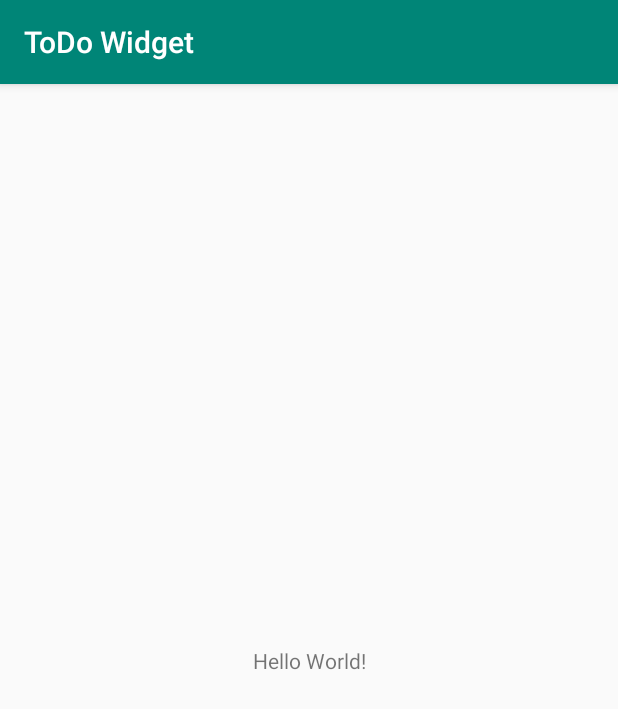
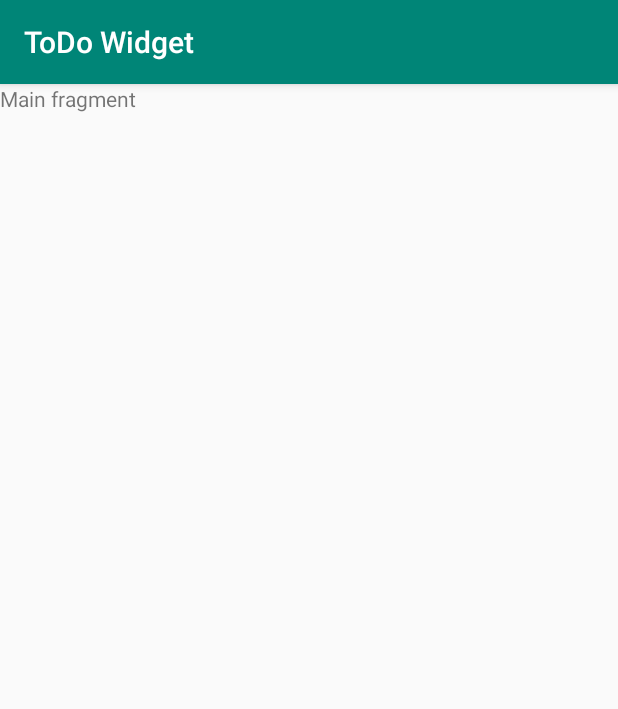
Before and after one commit to mevit/toDoListWidgetApp, an Android app: the screen it shows after launch (MainActivity), on a phone screen of 412 x 824 dp. Shown: the top 709 px of the screen. Run offline under Robolectric (Android 15) with nearby library versions, the phone set to English and light mode, and no system bars.

Commit message:
T-1. Create main screen. Add 3 fragments Add fragments flow

```diff
--- a/app/build.gradle
+++ b/app/build.gradle
@@ -24,10 +24,11 @@ android {
 
 dependencies {
     implementation fileTree(dir: 'libs', include: ['*.jar'])
-    implementation"org.jetbrains.kotlin:kotlin-stdlib-jdk7:$kotlin_version"
+    implementation "org.jetbrains.kotlin:kotlin-stdlib-jdk7:$kotlin_version"
     implementation 'androidx.appcompat:appcompat:1.1.0'
     implementation 'androidx.core:core-ktx:1.1.0'
     implementation 'androidx.constraintlayout:constraintlayout:1.1.3'
+    implementation 'androidx.legacy:legacy-support-v4:1.0.0'
     testImplementation 'junit:junit:4.12'
     androidTestImplementation 'androidx.test:runner:1.2.0'
     androidTestImplementation 'androidx.test.espresso:espresso-core:3.2.0'
--- a/app/src/main/AndroidManifest.xml
+++ b/app/src/main/AndroidManifest.xml
@@ -9,7 +9,7 @@
             android:roundIcon="@mipmap/ic_launcher_round"
             android:supportsRtl="true"
             android:theme="@style/AppTheme">
-        <activity android:name=".MainActivity">
+        <activity android:name=".main.MainActivity">
             <intent-filter>
                 <action android:name="android.intent.action.MAIN"/>
 
--- /dev/null
+++ b/app/src/main/java/com/meldeveloping/todowidget/main/MainActivity.kt
@@ -0,0 +1,32 @@
+package com.meldeveloping.todowidget.main
+
+import androidx.appcompat.app.AppCompatActivity
+import android.os.Bundle
+import android.os.Handler
+import com.meldeveloping.todowidget.R
+import com.meldeveloping.todowidget.splash.SplashFragment
+
+class MainActivity : AppCompatActivity() {
+
+    companion object {
+        private const val FRAGMENT_CHANGE_DELAY_MS = 2000L
+    }
+
+    override fun onCreate(savedInstanceState: Bundle?) {
+        super.onCreate(savedInstanceState)
+        setContentView(R.layout.activity_main)
+
+        supportFragmentManager
+            .beginTransaction()
+            .add(R.id.mainContainer, SplashFragment.newInstance())
+            .commit()
+
+        Handler().postDelayed({
+            supportFragmentManager
+                .beginTransaction()
+                .replace(R.id.mainContainer, MainFragment.newInstance())
+                .commit()
+        }, FRAGMENT_CHANGE_DELAY_MS)
+
+    }
+}
--- /dev/null
+++ b/app/src/main/java/com/meldeveloping/todowidget/main/MainFragment.kt
@@ -0,0 +1,22 @@
+package com.meldeveloping.todowidget.main
+
+import android.os.Bundle
+import androidx.fragment.app.Fragment
+import android.view.LayoutInflater
+import android.view.View
+import android.view.ViewGroup
+import com.meldeveloping.todowidget.R
+
+class MainFragment : Fragment() {
+
+    override fun onCreateView(
+        inflater: LayoutInflater, container: ViewGroup?,
+        savedInstanceState: Bundle?
+    ): View? = inflater.inflate(R.layout.fragment_main, container, false)
+
+    companion object {
+        @JvmStatic
+        fun newInstance() = MainFragment()
+    }
+
+}
--- /dev/null
+++ b/app/src/main/java/com/meldeveloping/todowidget/splash/SplashFragment.kt
@@ -0,0 +1,22 @@
+package com.meldeveloping.todowidget.splash
+
+import android.os.Bundle
+import androidx.fragment.app.Fragment
+import android.view.LayoutInflater
+import android.view.View
+import android.view.ViewGroup
+import com.meldeveloping.todowidget.R
+
+class SplashFragment : Fragment() {
+
+    override fun onCreateView(
+        inflater: LayoutInflater, container: ViewGroup?,
+        savedInstanceState: Bundle?
+    ): View? = inflater.inflate(R.layout.fragment_splash, container, false)
+
+    companion object {
+
+        @JvmStatic
+        fun newInstance() = SplashFragment()
+    }
+}
--- a/app/src/main/res/layout/activity_main.xml
+++ b/app/src/main/res/layout/activity_main.xml
@@ -2,18 +2,15 @@
 <androidx.constraintlayout.widget.ConstraintLayout
         xmlns:android="http://schemas.android.com/apk/res/android"
         xmlns:tools="http://schemas.android.com/tools"
-        xmlns:app="http://schemas.android.com/apk/res-auto"
         android:layout_width="match_parent"
         android:layout_height="match_parent"
-        tools:context=".MainActivity">
+        tools:context=".main.MainActivity">
 
-    <TextView
-            android:layout_width="wrap_content"
-            android:layout_height="wrap_content"
-            android:text="Hello World!"
-            app:layout_constraintBottom_toBottomOf="parent"
-            app:layout_constraintLeft_toLeftOf="parent"
-            app:layout_constraintRight_toRightOf="parent"
-            app:layout_constraintTop_toTopOf="parent"/>
+    <FrameLayout
+            android:layout_width="match_parent"
+            android:layout_height="match_parent"
+            android:id="@+id/mainContainer">
+
+    </FrameLayout>
 
 </androidx.constraintlayout.widget.ConstraintLayout>
--- /dev/null
+++ b/app/src/main/res/layout/fragment_main.xml
@@ -0,0 +1,14 @@
+<?xml version="1.0" encoding="utf-8"?>
+<FrameLayout xmlns:android="http://schemas.android.com/apk/res/android"
+             xmlns:tools="http://schemas.android.com/tools"
+             android:layout_width="match_parent"
+             android:layout_height="match_parent"
+             tools:context=".main.MainFragment">
+
+    <!-- TODO: Update blank fragment layout -->
+    <TextView
+            android:layout_width="match_parent"
+            android:layout_height="match_parent"
+            android:text="Main fragment"/>
+
+</FrameLayout>
--- a/app/src/main/res/values/strings.xml
+++ b/app/src/main/res/values/strings.xml
@@ -1,3 +1,6 @@
 <resources>
     <string name="app_name">ToDo Widget</string>
+
+    <!-- TODO: Remove or change this placeholder text -->
+    <string name="hello_blank_fragment">Hello blank fragment</string>
 </resources>
```
Also changed, not shown: app/src/main/java/com/meldeveloping/todowidget/MainActivity.kt (deleted, +0 -12 lines), app/src/main/java/com/meldeveloping/todowidget/main/EditFragment.kt (added, +24 -0 lines), app/src/main/res/layout/fragment_edit.xml (added, +14 -0 lines), app/src/main/res/layout/fragment_splash.xml (added, +14 -0 lines).
